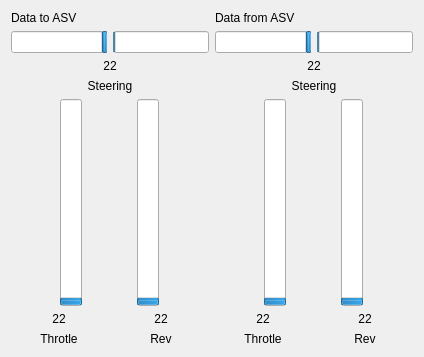
This is src/rviz_plugin/ui/asv_communication.ui in azidanit/yolo_asv_ros_autonomous_control as Qt 5 draws it before an edit. The edited form follows.
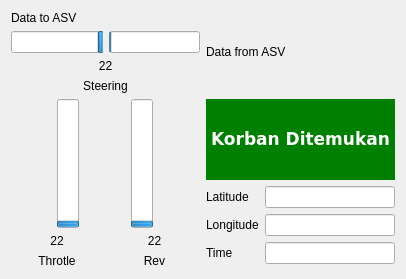
This is the edited form.

```diff
--- a/src/rviz_plugin/ui/asv_communication.ui
+++ b/src/rviz_plugin/ui/asv_communication.ui
@@ -6,8 +6,8 @@
    <rect>
     <x>0</x>
     <y>0</y>
-    <width>424</width>
-    <height>357</height>
+    <width>406</width>
+    <height>279</height>
    </rect>
   </property>
   <property name="windowTitle">
@@ -165,137 +165,28 @@
    </item>
    <item row="0" column="1">
     <layout class="QGridLayout" name="gridLayout_2">
-     <item row="5" column="0">
-      <widget class="QLabel" name="label_6">
-       <property name="text">
-        <string>Steering</string>
+     <item row="1" column="0">
+      <widget class="QLabel" name="label_korban_ditemukan">
+       <property name="font">
+        <font>
+         <family>DejaVu Sans</family>
+         <pointsize>13</pointsize>
+         <weight>75</weight>
+         <bold>true</bold>
+        </font>
        </property>
-       <property name="alignment">
-        <set>Qt::AlignCenter</set>
+       <property name="styleSheet">
+        <string notr="true">background-color: green;
+color: rgb(255, 255, 255);</string>
        </property>
-      </widget>
-     </item>
-     <item row="3" column="0">
-      <layout class="QHBoxLayout" name="horizontalLayout_7">
-       <item>
-        <widget class="QProgressBar" name="steer_bar_left_2">
-         <property name="maximum">
-          <number>1000</number>
-         </property>
-         <property name="value">
-          <number>24</number>
-         </property>
-         <property name="alignment">
-          <set>Qt::AlignCenter</set>
-         </property>
-         <property name="invertedAppearance">
-          <bool>true</bool>
-         </property>
-        </widget>
-       </item>
-       <item>
-        <widget class="QProgressBar" name="steer_bar_right_2">
-         <property name="maximum">
-          <number>1000</number>
-         </property>
-         <property name="value">
-          <number>24</number>
-         </property>
-         <property name="textVisible">
-          <bool>false</bool>
-         </property>
-        </widget>
-       </item>
-      </layout>
-     </item>
-     <item row="8" column="0">
-      <layout class="QHBoxLayout" name="horizontalLayout_8">
-       <item>
-        <widget class="QLabel" name="label_7">
-         <property name="text">
-          <string>Throtle</string>
-         </property>
-         <property name="alignment">
-          <set>Qt::AlignCenter</set>
-         </property>
-        </widget>
-       </item>
-       <item>
-        <widget class="QLabel" name="label_8">
-         <property name="text">
-          <string>Rev</string>
-         </property>
-         <property name="alignment">
-          <set>Qt::AlignCenter</set>
-         </property>
-        </widget>
-       </item>
-      </layout>
-     </item>
-     <item row="6" column="0">
-      <layout class="QHBoxLayout" name="horizontalLayout_9">
-       <item>
-        <widget class="QProgressBar" name="throtle_bar_2">
-         <property name="maximum">
-          <number>1000</number>
-         </property>
-         <property name="value">
-          <number>24</number>
-         </property>
-         <property name="orientation">
-          <enum>Qt::Vertical</enum>
-         </property>
-        </widget>
-       </item>
-       <item>
-        <widget class="QProgressBar" name="brake_bar_2">
-         <property name="maximum">
-          <number>1000</number>
-         </property>
-         <property name="value">
-          <number>24</number>
-         </property>
-         <property name="orientation">
-          <enum>Qt::Vertical</enum>
-         </property>
-        </widget>
-       </item>
-      </layout>
-     </item>
-     <item row="4" column="0">
-      <widget class="QLabel" name="steering_label_2">
        <property name="text">
-        <string>22</string>
+        <string>Korban Ditemukan</string>
        </property>
        <property name="alignment">
         <set>Qt::AlignCenter</set>
        </property>
       </widget>
      </item>
-     <item row="7" column="0">
-      <layout class="QHBoxLayout" name="horizontalLayout_10">
-       <item>
-        <widget class="QLabel" name="throtle_label_2">
-         <property name="text">
-          <string>22</string>
-         </property>
-         <property name="alignment">
-          <set>Qt::AlignCenter</set>
-         </property>
-        </widget>
-       </item>
-       <item>
-        <widget class="QLabel" name="brake_label_2">
-         <property name="text">
-          <string>22</string>
-         </property>
-         <property name="alignment">
-          <set>Qt::AlignCenter</set>
-         </property>
-        </widget>
-       </item>
-      </layout>
-     </item>
      <item row="0" column="0">
       <widget class="QLabel" name="label_2">
        <property name="text">
@@ -303,6 +194,40 @@
        </property>
       </widget>
      </item>
+     <item row="2" column="0">
+      <layout class="QFormLayout" name="formLayout_kobran_location">
+       <item row="0" column="0">
+        <widget class="QLabel" name="label_7">
+         <property name="text">
+          <string>Latitude</string>
+         </property>
+        </widget>
+       </item>
+       <item row="0" column="1">
+        <widget class="QLineEdit" name="lineEdit_lat"/>
+       </item>
+       <item row="1" column="1">
+        <widget class="QLineEdit" name="lineEdit_long"/>
+       </item>
+       <item row="1" column="0">
+        <widget class="QLabel" name="label_8">
+         <property name="text">
+          <string>Longitude</string>
+         </property>
+        </widget>
+       </item>
+       <item row="2" column="0">
+        <widget class="QLabel" name="label_9">
+         <property name="text">
+          <string>Time</string>
+         </property>
+        </widget>
+       </item>
+       <item row="2" column="1">
+        <widget class="QLineEdit" name="lineEdit_Time"/>
+       </item>
+      </layout>
+     </item>
     </layout>
    </item>
   </layout>
```
